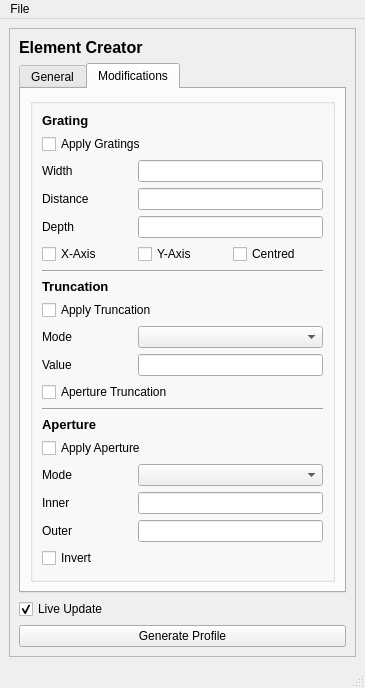
DeMarcoLab/juno, file juno/ui/qtdesigner_files/ElementCreation.ui: the form before one commit.
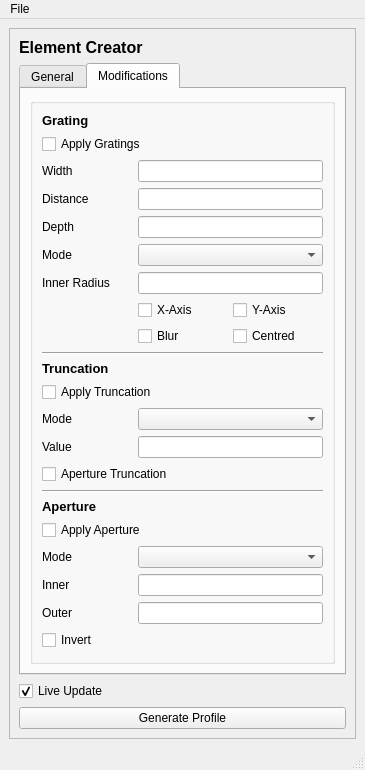
The form after the commit. The open tabs and pages were chosen to show the change.

Commit message: [FEAT] circular gratings, grating blur + ui

Diff of the .ui file:
```diff
--- a/juno/ui/qtdesigner_files/ElementCreation.ui
+++ b/juno/ui/qtdesigner_files/ElementCreation.ui
@@ -7,7 +7,7 @@
     <x>0</x>
     <y>0</y>
     <width>365</width>
-    <height>686</height>
+    <height>718</height>
    </rect>
   </property>
   <property name="windowTitle">
@@ -30,7 +30,7 @@
           <enum>QTabWidget::Rounded</enum>
          </property>
          <property name="currentIndex">
-          <number>0</number>
+          <number>1</number>
          </property>
          <widget class="QWidget" name="tab_general">
           <attribute name="title">
@@ -210,150 +210,21 @@
               <bool>true</bool>
              </property>
              <layout class="QGridLayout" name="gridLayout_6">
-              <item row="10" column="1" colspan="2">
-               <widget class="QComboBox" name="comboBox_truncation_mode"/>
-              </item>
-              <item row="18" column="0">
-               <widget class="QLabel" name="label_aperture_inner">
-                <property name="text">
-                 <string>Inner</string>
-                </property>
-               </widget>
-              </item>
-              <item row="11" column="0">
-               <widget class="QLabel" name="label_truncation_value">
-                <property name="text">
-                 <string>Value</string>
-                </property>
-               </widget>
-              </item>
-              <item row="3" column="1" colspan="2">
-               <widget class="QLineEdit" name="lineEdit_grating_distance"/>
-              </item>
-              <item row="20" column="0">
-               <widget class="QCheckBox" name="checkBox_aperture_invert">
-                <property name="text">
-                 <string>Invert</string>
-                </property>
-               </widget>
-              </item>
-              <item row="17" column="1" colspan="2">
-               <widget class="QComboBox" name="comboBox_aperture_mode"/>
-              </item>
-              <item row="2" column="0">
-               <widget class="QLabel" name="label_grating_width">
-                <property name="text">
-                 <string>Width</string>
-                </property>
-               </widget>
-              </item>
-              <item row="7" column="0" colspan="3">
-               <widget class="QLabel" name="label_truncation_header">
-                <property name="font">
-                 <font>
-                  <pointsize>10</pointsize>
-                  <weight>75</weight>
-                  <bold>true</bold>
-                 </font>
-                </property>
-                <property name="text">
-                 <string>Truncation</string>
-                </property>
-               </widget>
-              </item>
-              <item row="6" column="0" colspan="3">
-               <widget class="Line" name="line">
-                <property name="orientation">
-                 <enum>Qt::Horizontal</enum>
-                </property>
-               </widget>
-              </item>
-              <item row="5" column="2">
-               <widget class="QCheckBox" name="checkBox_grating_centred">
-                <property name="text">
-                 <string>Centred</string>
-                </property>
-               </widget>
-              </item>
-              <item row="17" column="0">
-               <widget class="QLabel" name="label_aperture_mode">
-                <property name="text">
-                 <string>Mode</string>
-                </property>
-               </widget>
-              </item>
-              <item row="19" column="0">
+              <item row="22" column="0">
                <widget class="QLabel" name="label_aperture_outer">
                 <property name="text">
                  <string>Outer</string>
                 </property>
                </widget>
               </item>
-              <item row="15" column="0" colspan="3">
-               <widget class="QLabel" name="label_aperture_header">
-                <property name="font">
-                 <font>
-                  <pointsize>10</pointsize>
-                  <weight>75</weight>
-                  <bold>true</bold>
-                 </font>
-                </property>
+              <item row="2" column="0">
+               <widget class="QLabel" name="label_grating_width">
                 <property name="text">
-                 <string>Aperture</string>
+                 <string>Width</string>
                 </property>
                </widget>
               </item>
-              <item row="10" column="0">
-               <widget class="QLabel" name="label_truncation_mode">
-                <property name="text">
-                 <string>Mode</string>
-                </property>
-               </widget>
-              </item>
-              <item row="5" column="0">
-               <widget class="QCheckBox" name="checkBox_grating_x_axis">
-                <property name="text">
-                 <string>X-Axis</string>
-                </property>
-               </widget>
-              </item>
-              <item row="4" column="0">
-               <widget class="QLabel" name="label_grating_depth">
-                <property name="text">
-                 <string>Depth</string>
-                </property>
-               </widget>
-              </item>
-              <item row="19" column="1" colspan="2">
-               <widget class="QLineEdit" name="lineEdit_aperture_outer"/>
-              </item>
-              <item row="18" column="1" colspan="2">
-               <widget class="QLineEdit" name="lineEdit_aperture_inner"/>
-              </item>
-              <item row="4" column="1" colspan="2">
-               <widget class="QLineEdit" name="lineEdit_grating_depth"/>
-              </item>
-              <item row="2" column="1" colspan="2">
-               <widget class="QLineEdit" name="lineEdit_grating_width"/>
-              </item>
-              <item row="16" column="0" colspan="3">
-               <widget class="QCheckBox" name="checkBox_use_aperture">
-                <property name="text">
-                 <string>Apply Aperture</string>
-                </property>
-               </widget>
-              </item>
-              <item row="3" column="0">
-               <widget class="QLabel" name="label_grating_distance">
-                <property name="text">
-                 <string>Distance</string>
-                </property>
-               </widget>
-              </item>
-              <item row="11" column="1" colspan="2">
-               <widget class="QLineEdit" name="lineEdit_truncation_value"/>
-              </item>
-              <item row="21" column="1">
+              <item row="24" column="1">
                <spacer name="verticalSpacer">
                 <property name="orientation">
                  <enum>Qt::Vertical</enum>
@@ -366,41 +237,60 @@
                 </property>
                </spacer>
               </item>
-              <item row="5" column="1">
-               <widget class="QCheckBox" name="checkBox_grating_y_axis">
+              <item row="16" column="0" colspan="3">
+               <widget class="Line" name="line_2">
+                <property name="orientation">
+                 <enum>Qt::Horizontal</enum>
+                </property>
+               </widget>
+              </item>
+              <item row="21" column="0">
+               <widget class="QLabel" name="label_aperture_inner">
                 <property name="text">
-                 <string>Y-Axis</string>
+                 <string>Inner</string>
                 </property>
                </widget>
               </item>
-              <item row="0" column="0">
-               <widget class="QLabel" name="label_grating_header">
-                <property name="font">
-                 <font>
-                  <pointsize>10</pointsize>
-                  <weight>75</weight>
-                  <bold>true</bold>
-                 </font>
+              <item row="3" column="0">
+               <widget class="QLabel" name="label_grating_distance">
+                <property name="text">
+                 <string>Distance</string>
                 </property>
+               </widget>
+              </item>
+              <item row="13" column="1" colspan="2">
+               <widget class="QComboBox" name="comboBox_truncation_mode"/>
+              </item>
+              <item row="3" column="1" colspan="2">
+               <widget class="QLineEdit" name="lineEdit_grating_distance"/>
+              </item>
+              <item row="2" column="1" colspan="2">
+               <widget class="QLineEdit" name="lineEdit_grating_width"/>
+              </item>
+              <item row="21" column="1" colspan="2">
+               <widget class="QLineEdit" name="lineEdit_aperture_inner"/>
+              </item>
+              <item row="4" column="0">
+               <widget class="QLabel" name="label_grating_depth">
                 <property name="text">
-                 <string>Grating</string>
+                 <string>Depth</string>
                 </property>
                </widget>
               </item>
-              <item row="9" column="0" colspan="2">
+              <item row="19" column="0" colspan="3">
+               <widget class="QCheckBox" name="checkBox_use_aperture">
+                <property name="text">
+                 <string>Apply Aperture</string>
+                </property>
+               </widget>
+              </item>
+              <item row="12" column="0" colspan="2">
                <widget class="QCheckBox" name="checkBox_use_truncation">
                 <property name="text">
                  <string>Apply Truncation</string>
                 </property>
                </widget>
               </item>
-              <item row="13" column="0" colspan="3">
-               <widget class="Line" name="line_2">
-                <property name="orientation">
-                 <enum>Qt::Horizontal</enum>
-                </property>
-               </widget>
-              </item>
               <item row="1" column="0" colspan="3">
                <widget class="QCheckBox" name="checkBox_use_grating">
                 <property name="text">
@@ -408,13 +298,150 @@
                 </property>
                </widget>
               </item>
-              <item row="12" column="0" colspan="2">
+              <item row="20" column="1" colspan="2">
+               <widget class="QComboBox" name="comboBox_aperture_mode"/>
+              </item>
+              <item row="14" column="1" colspan="2">
+               <widget class="QLineEdit" name="lineEdit_truncation_value"/>
+              </item>
+              <item row="10" column="0" colspan="3">
+               <widget class="QLabel" name="label_truncation_header">
+                <property name="font">
+                 <font>
+                  <pointsize>10</pointsize>
+                  <weight>75</weight>
+                  <bold>true</bold>
+                 </font>
+                </property>
+                <property name="text">
+                 <string>Truncation</string>
+                </property>
+               </widget>
+              </item>
+              <item row="9" column="0" colspan="3">
+               <widget class="Line" name="line">
+                <property name="orientation">
+                 <enum>Qt::Horizontal</enum>
+                </property>
+               </widget>
+              </item>
+              <item row="23" column="0">
+               <widget class="QCheckBox" name="checkBox_aperture_invert">
+                <property name="text">
+                 <string>Invert</string>
+                </property>
+               </widget>
+              </item>
+              <item row="22" column="1" colspan="2">
+               <widget class="QLineEdit" name="lineEdit_aperture_outer"/>
+              </item>
+              <item row="4" column="1" colspan="2">
+               <widget class="QLineEdit" name="lineEdit_grating_depth"/>
+              </item>
+              <item row="15" column="0" colspan="2">
                <widget class="QCheckBox" name="checkBox_truncation_aperture">
                 <property name="text">
                  <string>Aperture Truncation</string>
                 </property>
                </widget>
               </item>
+              <item row="13" column="0">
+               <widget class="QLabel" name="label_truncation_mode">
+                <property name="text">
+                 <string>Mode</string>
+                </property>
+               </widget>
+              </item>
+              <item row="20" column="0">
+               <widget class="QLabel" name="label_aperture_mode">
+                <property name="text">
+                 <string>Mode</string>
+                </property>
+               </widget>
+              </item>
+              <item row="0" column="0">
+               <widget class="QLabel" name="label_grating_header">
+                <property name="font">
+                 <font>
+                  <pointsize>10</pointsize>
+                  <weight>75</weight>
+                  <bold>true</bold>
+                 </font>
+                </property>
+                <property name="text">
+                 <string>Grating</string>
+                </property>
+               </widget>
+              </item>
+              <item row="18" column="0" colspan="3">
+               <widget class="QLabel" name="label_aperture_header">
+                <property name="font">
+                 <font>
+                  <pointsize>10</pointsize>
+                  <weight>75</weight>
+                  <bold>true</bold>
+                 </font>
+                </property>
+                <property name="text">
+                 <string>Aperture</string>
+                </property>
+               </widget>
+              </item>
+              <item row="14" column="0">
+               <widget class="QLabel" name="label_truncation_value">
+                <property name="text">
+                 <string>Value</string>
+                </property>
+               </widget>
+              </item>
+              <item row="5" column="1" colspan="2">
+               <widget class="QComboBox" name="comboBox_grating_mode"/>
+              </item>
+              <item row="5" column="0">
+               <widget class="QLabel" name="label_grating_mode">
+                <property name="text">
+                 <string>Mode</string>
+                </property>
+               </widget>
+              </item>
+              <item row="6" column="0">
+               <widget class="QLabel" name="label_grating_inner_radius">
+                <property name="text">
+                 <string>Inner Radius</string>
+                </property>
+               </widget>
+              </item>
+              <item row="6" column="1" colspan="2">
+               <widget class="QLineEdit" name="lineEdit_grating_inner_radius"/>
+              </item>
+              <item row="7" column="2">
+               <widget class="QCheckBox" name="checkBox_grating_y_axis">
+                <property name="text">
+                 <string>Y-Axis</string>
+                </property>
+               </widget>
+              </item>
+              <item row="8" column="2">
+               <widget class="QCheckBox" name="checkBox_grating_centred">
+                <property name="text">
+                 <string>Centred</string>
+                </property>
+               </widget>
+              </item>
+              <item row="7" column="1">
+               <widget class="QCheckBox" name="checkBox_grating_x_axis">
+                <property name="text">
+                 <string>X-Axis</string>
+                </property>
+               </widget>
+              </item>
+              <item row="8" column="1">
+               <widget class="QCheckBox" name="checkBox_grating_blur">
+                <property name="text">
+                 <string>Blur</string>
+                </property>
+               </widget>
+              </item>
              </layout>
             </widget>
            </item>
@@ -464,7 +491,7 @@
      <x>0</x>
      <y>0</y>
      <width>365</width>
-     <height>21</height>
+     <height>20</height>
     </rect>
    </property>
    <widget class="QMenu" name="menuFile">
```
The commit also changes 5 other files.
